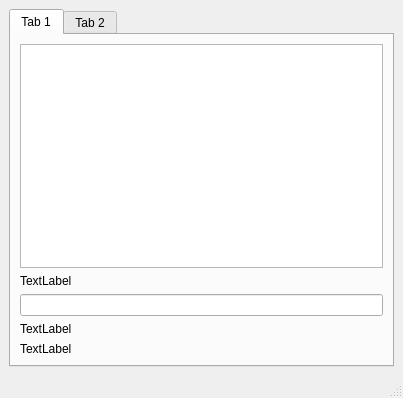
This is gui.ui in Apazidii/Hangul_tutor as Qt 5 draws it before an edit. The edited form follows.
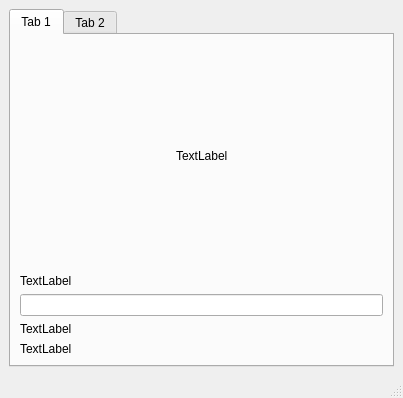
This is the edited form. The open tabs and pages were chosen to show the change.

The edit to the form file:
```diff
--- a/gui.ui
+++ b/gui.ui
@@ -26,7 +26,67 @@
        </attribute>
        <layout class="QVBoxLayout" name="verticalLayout_2">
         <item>
-         <widget class="QTextBrowser" name="textBrowser"/>
+         <spacer name="verticalSpacer">
+          <property name="orientation">
+           <enum>Qt::Vertical</enum>
+          </property>
+          <property name="sizeHint" stdset="0">
+           <size>
+            <width>20</width>
+            <height>40</height>
+           </size>
+          </property>
+         </spacer>
+        </item>
+        <item>
+         <layout class="QHBoxLayout" name="horizontalLayout_2">
+          <item>
+           <spacer name="horizontalSpacer_2">
+            <property name="orientation">
+             <enum>Qt::Horizontal</enum>
+            </property>
+            <property name="sizeHint" stdset="0">
+             <size>
+              <width>40</width>
+              <height>20</height>
+             </size>
+            </property>
+           </spacer>
+          </item>
+          <item>
+           <widget class="QLabel" name="textBrowser">
+            <property name="text">
+             <string>TextLabel</string>
+            </property>
+           </widget>
+          </item>
+          <item>
+           <spacer name="horizontalSpacer">
+            <property name="orientation">
+             <enum>Qt::Horizontal</enum>
+            </property>
+            <property name="sizeHint" stdset="0">
+             <size>
+              <width>40</width>
+              <height>20</height>
+             </size>
+            </property>
+           </spacer>
+          </item>
+         </layout>
+        </item>
+        <item>
+         <spacer name="verticalSpacer_2">
+          <property name="orientation">
+           <enum>Qt::Vertical</enum>
+          </property>
+          <property name="sizeHint" stdset="0">
+           <size>
+            <width>20</width>
+            <height>40</height>
+           </size>
+          </property>
+         </spacer>
         </item>
         <item>
          <widget class="QLabel" name="label_2">
```
Left out of the diff: 28 changed lines with no effect on the pictures.
